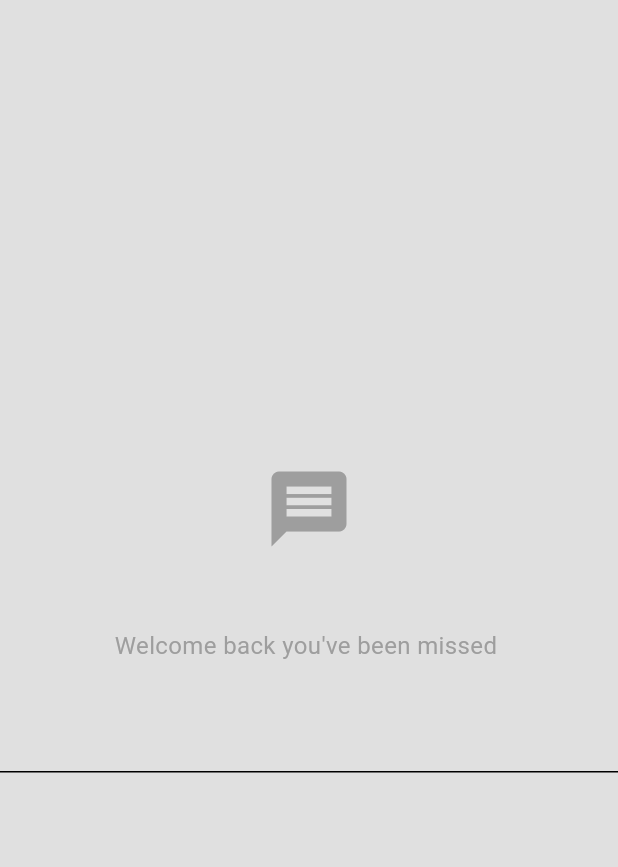
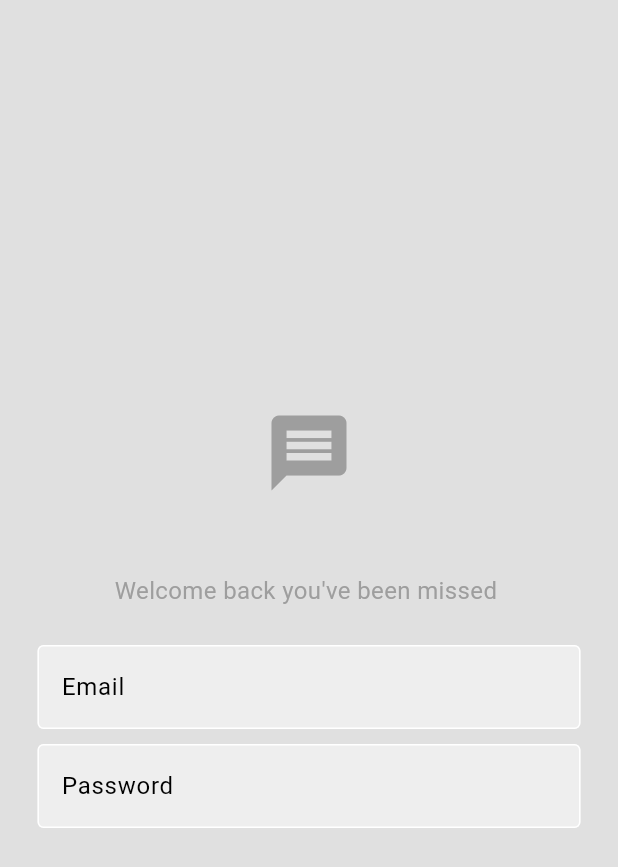
Before and after one commit to dillahmwangi/Mini_flutter_projects, a Flutter app: the screen it shows after launch, on a phone screen of 412 x 824 dp. Shown: the top 867 px of the screen. Run offline on Flutter 3.47's test engine with Material 3 defaults, Android fonts, the phone set to English and light mode, and no system bars.

Commit message:
added hint text

```diff
--- a/lib/src/features/screens/login_page.dart
+++ b/lib/src/features/screens/login_page.dart
@@ -1,4 +1,5 @@
 import 'package:flutter/material.dart';
+import 'package:mini_projects/src/components/my_textfield.dart';
 import '';
 
 class LoginPage extends StatelessWidget {
@@ -33,9 +34,17 @@ class LoginPage extends StatelessWidget {
               const SizedBox(height: 25,),
 
               //email textfield
-              const TextField(),
+              const MyTextField(
+                hintText: "Email",
+              ),
+
+              const SizedBox(height: 10),
 
               //password textfield
+                const MyTextField(
+                hintText: "Password",
+              ),
+
 
               //register now
             ],
```
